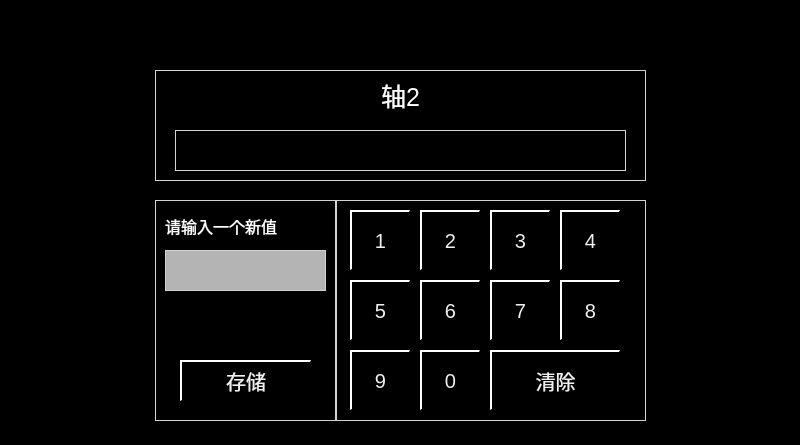
The window that datainputwheelpage.ui (mayue-crrc/Loco8) describes before a commit, drawn with Qt 5.
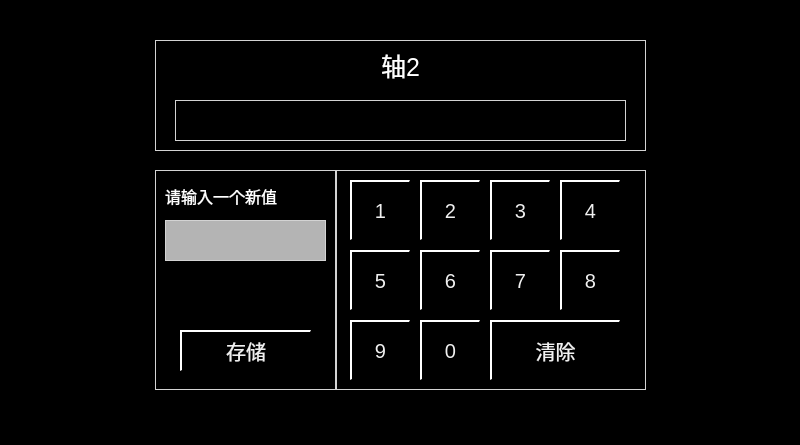
The same window after the commit.

Diff of the .ui file:
```diff
--- a/datainputwheelpage.ui
+++ b/datainputwheelpage.ui
@@ -38,7 +38,7 @@
    <property name="geometry">
     <rect>
      <x>155</x>
-     <y>70</y>
+     <y>40</y>
      <width>491</width>
      <height>111</height>
     </rect>
@@ -57,7 +57,7 @@
    <property name="geometry">
     <rect>
      <x>175</x>
-     <y>130</y>
+     <y>100</y>
      <width>451</width>
      <height>41</height>
     </rect>
@@ -70,9 +70,9 @@
    <property name="geometry">
     <rect>
      <x>155</x>
-     <y>200</y>
+     <y>170</y>
      <width>181</width>
-     <height>221</height>
+     <height>220</height>
     </rect>
    </property>
    <property name="styleSheet">
@@ -89,9 +89,9 @@
    <property name="geometry">
     <rect>
      <x>336</x>
-     <y>200</y>
+     <y>170</y>
      <width>310</width>
-     <height>221</height>
+     <height>220</height>
     </rect>
    </property>
    <property name="styleSheet">
@@ -108,7 +108,7 @@
    <property name="geometry">
     <rect>
      <x>165</x>
-     <y>210</y>
+     <y>180</y>
      <width>121</width>
      <height>31</height>
     </rect>
@@ -124,7 +124,7 @@
    <property name="geometry">
     <rect>
      <x>165</x>
-     <y>250</y>
+     <y>220</y>
      <width>161</width>
      <height>41</height>
     </rect>
@@ -140,7 +140,7 @@
    <property name="geometry">
     <rect>
      <x>180</x>
-     <y>360</y>
+     <y>330</y>
      <width>131</width>
      <height>41</height>
     </rect>
@@ -156,7 +156,7 @@
    <property name="geometry">
     <rect>
      <x>350</x>
-     <y>210</y>
+     <y>180</y>
      <width>60</width>
      <height>60</height>
     </rect>
@@ -169,7 +169,7 @@
    <property name="geometry">
     <rect>
      <x>420</x>
-     <y>210</y>
+     <y>180</y>
      <width>60</width>
      <height>60</height>
     </rect>
@@ -182,7 +182,7 @@
    <property name="geometry">
     <rect>
      <x>490</x>
-     <y>210</y>
+     <y>180</y>
      <width>60</width>
      <height>60</height>
     </rect>
@@ -195,7 +195,7 @@
    <property name="geometry">
     <rect>
      <x>560</x>
-     <y>210</y>
+     <y>180</y>
      <width>60</width>
      <height>60</height>
     </rect>
@@ -208,7 +208,7 @@
    <property name="geometry">
     <rect>
      <x>350</x>
-     <y>280</y>
+     <y>250</y>
      <width>60</width>
      <height>60</height>
     </rect>
@@ -221,7 +221,7 @@
    <property name="geometry">
     <rect>
      <x>420</x>
-     <y>280</y>
+     <y>250</y>
      <width>60</width>
      <height>60</height>
     </rect>
@@ -234,7 +234,7 @@
    <property name="geometry">
     <rect>
      <x>560</x>
-     <y>280</y>
+     <y>250</y>
      <width>60</width>
      <height>60</height>
     </rect>
@@ -247,7 +247,7 @@
    <property name="geometry">
     <rect>
      <x>490</x>
-     <y>280</y>
+     <y>250</y>
      <width>60</width>
      <height>60</height>
     </rect>
@@ -260,7 +260,7 @@
    <property name="geometry">
     <rect>
      <x>350</x>
-     <y>350</y>
+     <y>320</y>
      <width>60</width>
      <height>60</height>
     </rect>
@@ -273,7 +273,7 @@
    <property name="geometry">
     <rect>
      <x>420</x>
-     <y>350</y>
+     <y>320</y>
      <width>60</width>
      <height>60</height>
     </rect>
@@ -286,7 +286,7 @@
    <property name="geometry">
     <rect>
      <x>490</x>
-     <y>350</y>
+     <y>320</y>
      <width>130</width>
      <height>60</height>
     </rect>
```
